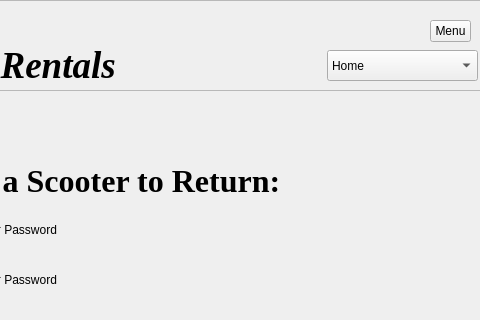
DanielleSamaroo/Group-5-Scooters, file myscooters.ui: the form before one commit; both pictures show x 283 to 763 and y 0 to 320 of the 763 by 552 pixel window.
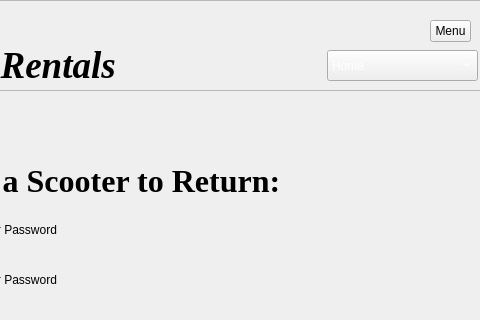
The form after the commit. Icons and pictures are not drawn.

Patch:
```diff
--- a/myscooters.ui
+++ b/myscooters.ui
@@ -96,6 +96,51 @@
       <height>31</height>
      </rect>
     </property>
+    <property name="palette">
+     <palette>
+      <active>
+       <colorrole role="Text">
+        <brush brushstyle="SolidPattern">
+         <color alpha="255">
+          <red>255</red>
+          <green>255</green>
+          <blue>255</blue>
+         </color>
+        </brush>
+       </colorrole>
+       <colorrole role="ButtonText">
+        <brush brushstyle="SolidPattern">
+         <color alpha="255">
+          <red>255</red>
+          <green>255</green>
+          <blue>255</blue>
+         </color>
+        </brush>
+       </colorrole>
+      </active>
+      <inactive>
+       <colorrole role="Text">
+        <brush brushstyle="SolidPattern">
+         <color alpha="255">
+          <red>255</red>
+          <green>255</green>
+          <blue>255</blue>
+         </color>
+        </brush>
+       </colorrole>
+       <colorrole role="ButtonText">
+        <brush brushstyle="SolidPattern">
+         <color alpha="255">
+          <red>255</red>
+          <green>255</green>
+          <blue>255</blue>
+         </color>
+        </brush>
+       </colorrole>
+      </inactive>
+      <disabled/>
+     </palette>
+    </property>
     <item>
      <property name="text">
       <string>Home</string>
```
